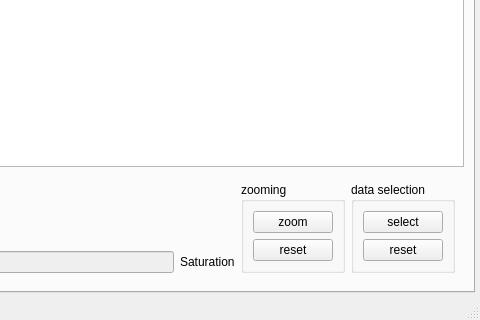
Qt form ui/main_window.ui (drs251/fringes) before a commit; both pictures show x 461 to 941 and y 405 to 725 of the 941 by 725 pixel window.
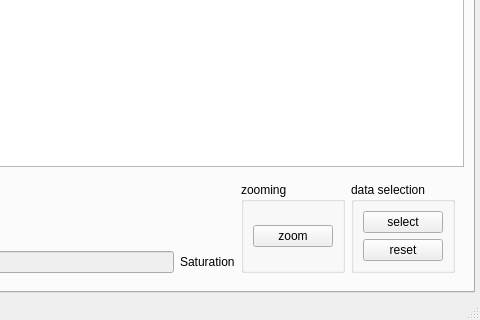
The same form after that commit. Icons and pictures are not drawn. Custom widgets are drawn as their Qt base class.

```diff
--- a/ui/main_window.ui
+++ b/ui/main_window.ui
@@ -58,18 +58,17 @@
              <property name="title">
               <string>zooming</string>
              </property>
+             <property name="alignment">
+              <set>Qt::AlignLeading|Qt::AlignLeft|Qt::AlignTop</set>
+             </property>
              <layout class="QVBoxLayout" name="verticalLayout_5">
               <item>
                <widget class="QPushButton" name="zoomButton_2">
                 <property name="text">
                  <string>zoom</string>
                 </property>
-               </widget>
-              </item>
-              <item>
-               <widget class="QPushButton" name="resetZoomButton_2">
-                <property name="text">
-                 <string>reset</string>
+                <property name="checkable">
+                 <bool>true</bool>
                 </property>
                </widget>
               </item>
```
Left out of the diff: 12 changed lines with no effect on the pictures.
